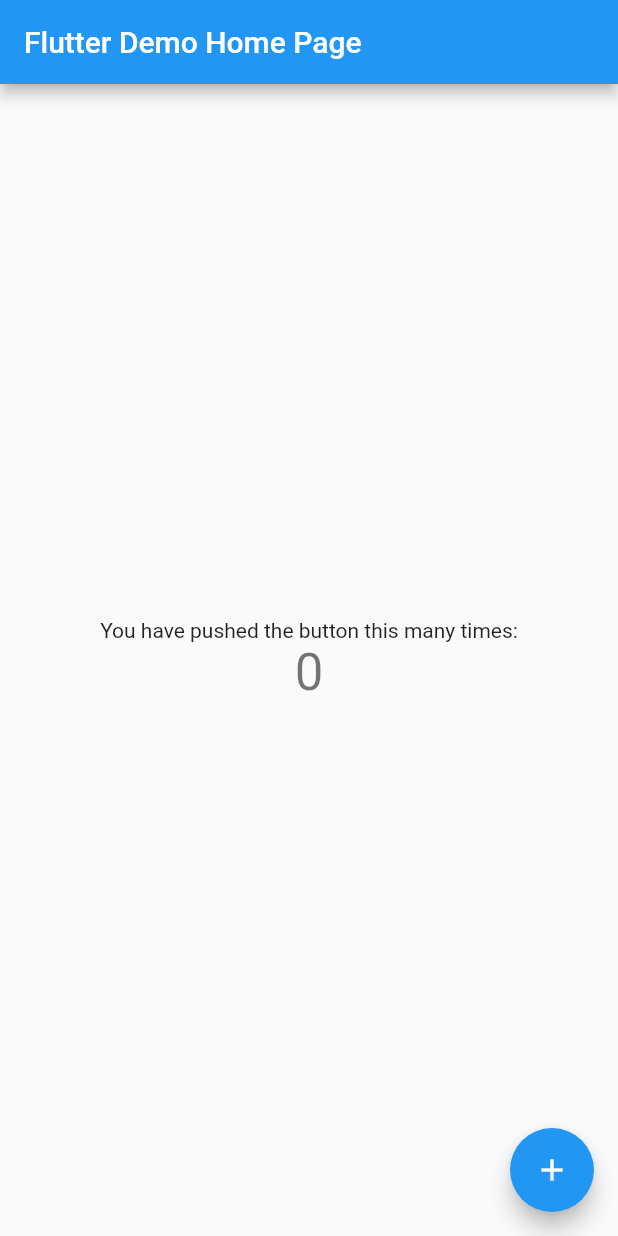
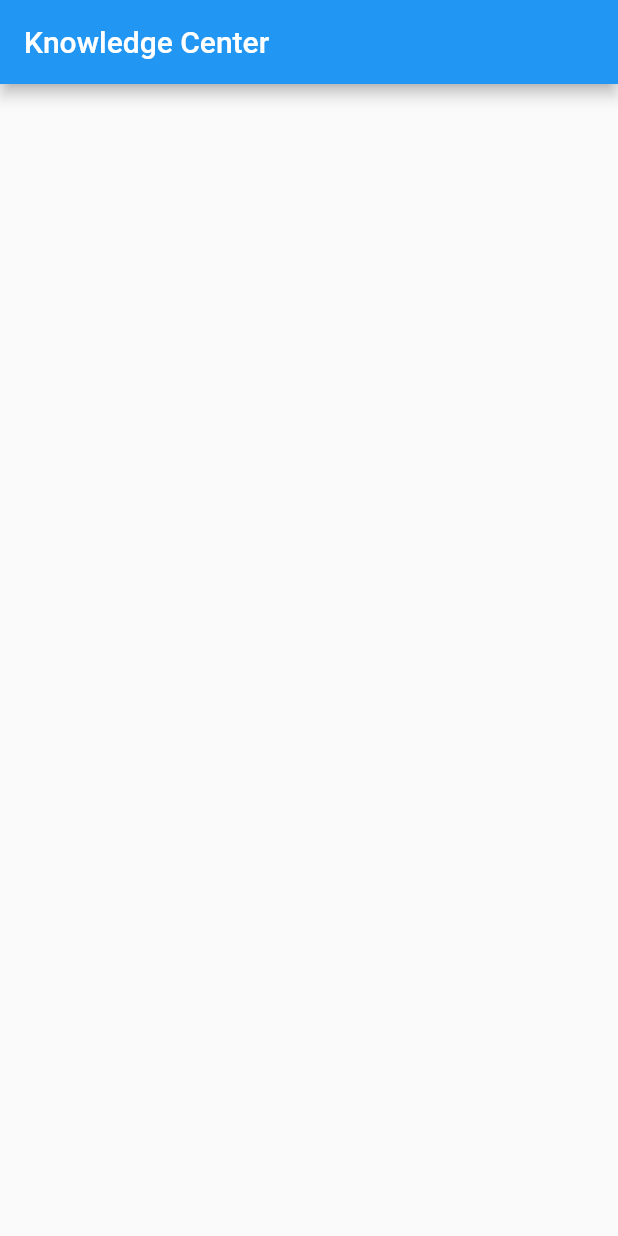
Before and after one commit to ozzyZig1994/flutterDart, a Flutter app: the screen it shows after launch, on a phone screen of 412 x 824 dp. Run offline on Flutter 3.47's test engine with Material 2 defaults, Android fonts, the phone set to English and light mode, and no system bars.

Commit message:
kc-app-project

```diff
--- a/kc_app_project/lib/main.dart
+++ b/kc_app_project/lib/main.dart
@@ -1,113 +1,22 @@
 import 'package:flutter/material.dart';
 
-void main() {
-  runApp(MyApp());
-}
+import 'package:kc_app_project/src/routes/routes.dart';
+import 'package:kc_app_project/src/pages/aplicaciones_page.dart';
+
+void main() => runApp(MyApp());
 
 class MyApp extends StatelessWidget {
-  // This widget is the root of your application.
   @override
   Widget build(BuildContext context) {
     return MaterialApp(
-      title: 'Flutter Demo',
-      theme: ThemeData(
-        // This is the theme of your application.
-        //
-        // Try running your application with "flutter run". You'll see the
-        // application has a blue toolbar. Then, without quitting the app, try
-        // changing the primarySwatch below to Colors.green and then invoke
-        // "hot reload" (press "r" in the console where you ran "flutter run",
-        // or simply save your changes to "hot reload" in a Flutter IDE).
-        // Notice that the counter didn't reset back to zero; the application
-        // is not restarted.
-        primarySwatch: Colors.blue,
-      ),
-      home: MyHomePage(title: 'Flutter Demo Home Page'),
+      debugShowCheckedModeBanner: false,
+      title: 'Knowledge Center',
+      initialRoute: '/',
+      routes: getAplicaciones(),
+      onGenerateRoute: (RouteSettings settings) {
+        return MaterialPageRoute(
+          builder: (BuildContext context) => AplicacionesPage());
+      },
     );
   }
 }
-
-class MyHomePage extends StatefulWidget {
-  MyHomePage({Key key, this.title}) : super(key: key);
-
-  // This widget is the home page of your application. It is stateful, meaning
-  // that it has a State object (defined below) that contains fields that affect
-  // how it looks.
-
-  // This class is the configuration for the state. It holds the values (in this
-  // case the title) provided by the parent (in this case the App widget) and
-  // used by the build method of the State. Fields in a Widget subclass are
-  // always marked "final".
-
-  final String title;
-
-  @override
-  _MyHomePageState createState() => _MyHomePageState();
-}
-
-class _MyHomePageState extends State<MyHomePage> {
-  int _counter = 0;
-
-  void _incrementCounter() {
-    setState(() {
-      // This call to setState tells the Flutter framework that something has
-      // changed in this State, which causes it to rerun the build method below
-      // so that the display can reflect the updated values. If we changed
-      // _counter without calling setState(), then the build method would not be
-      // called again, and so nothing would appear to happen.
-      _counter++;
-    });
-  }
-
-  @override
-  Widget build(BuildContext context) {
-    // This method is rerun every time setState is called, for instance as done
-    // by the _incrementCounter method above.
-    //
-    // The Flutter framework has been optimized to make rerunning build methods
-    // fast, so that you can just rebuild anything that needs updating rather
-    // than having to individually change instances of widgets.
-    return Scaffold(
-      appBar: AppBar(
-        // Here we take the value from the MyHomePage object that was created by
-        // the App.build method, and use it to set our appbar title.
-        title: Text(widget.title),
-      ),
-      body: Center(
-        // Center is a layout widget. It takes a single child and positions it
-        // in the middle of the parent.
-        child: Column(
-          // Column is also a layout widget. It takes a list of children and
-          // arranges them vertically. By default, it sizes itself to fit its
-          // children horizontally, and tries to be as tall as its parent.
-          //
-          // Invoke "debug painting" (press "p" in the console, choose the
-          // "Toggle Debug Paint" action from the Flutter Inspector in Android
-          // Studio, or the "Toggle Debug Paint" command in Visual Studio Code)
-          // to see the wireframe for each widget.
-          //
-          // Column has various properties to control how it sizes itself and
-          // how it positions its children. Here we use mainAxisAlignment to
-          // center the children vertically; the main axis here is the vertical
-          // axis because Columns are vertical (the cross axis would be
-          // horizontal).
-          mainAxisAlignment: MainAxisAlignment.center,
-          children: <Widget>[
-            Text(
-              'You have pushed the button this many times:',
-            ),
-            Text(
-              '$_counter',
-              style: Theme.of(context).textTheme.headline4,
-            ),
-          ],
-        ),
-      ),
-      floatingActionButton: FloatingActionButton(
-        onPressed: _incrementCounter,
-        tooltip: 'Increment',
-        child: Icon(Icons.add),
-      ), // This trailing comma makes auto-formatting nicer for build methods.
-    );
-  }
-}
--- /dev/null
+++ b/kc_app_project/lib/src/pages/aplicaciones_page.dart
@@ -0,0 +1,19 @@
+import 'package:flutter/material.dart';
+
+//import 'package:kc_app_project/src/providers/menu_provider.dart';
+//import 'package:kc_app_project/src/utils/icono_string_util.dart';
+
+class AplicacionesPage extends StatelessWidget {
+  const AplicacionesPage({Key key}) : super(key: key);
+
+  @override
+  Widget build(BuildContext context) {
+    return Scaffold (
+      appBar: AppBar (
+        title: Text('Knowledge Center'),
+      ),
+      //body: ,
+      //bottomNavigationBar: ,
+    );
+  }
+}
--- /dev/null
+++ b/kc_app_project/lib/src/routes/routes.dart
@@ -0,0 +1,14 @@
+import 'package:flutter/material.dart';
+
+//import 'package:kc_app_project/src/pages/academia_page.dart';
+import 'package:kc_app_project/src/pages/aplicaciones_page.dart';
+//import 'package:kc_app_project/src/pages/galeria_page.dart';
+
+Map<String, WidgetBuilder> getAplicaciones() {
+  return <String, WidgetBuilder>{
+    '/': (BuildContext context) => AplicacionesPage (),
+    'busqueda_aplicaciones': (BuildContext context) => AplicacionesPage (),
+    //'galeria': (BuildContext context) => GaleriaPage (),
+    //'academia': (BuildContext context) => AcademiaPage ()
+  };
+}
--- a/kc_app_project/pubspec.yaml
+++ b/kc_app_project/pubspec.yaml
@@ -45,8 +45,8 @@ flutter:
   uses-material-design: true
 
   # To add assets to your application, add an assets section, like this:
-  # assets:
-  #   - images/a_dot_burr.jpeg
+  assets:
+    - data/menu_opts.json
   #   - images/a_dot_ham.jpeg
 
   # An image asset can refer to one or more resolution-specific "variants", see
```
Also changed, not shown: kc_app_project/data/menu_opts.json (added, +20 -0 lines), kc_app_project/lib/src/providers/menu_provider.dart (added, +23 -0 lines), kc_app_project/lib/src/utils/icono_string_util.dart (added, +14 -0 lines), kc_app_project/lib/src/pages/academia_page.dart (added), kc_app_project/lib/src/pages/galeria_page.dart (added).
